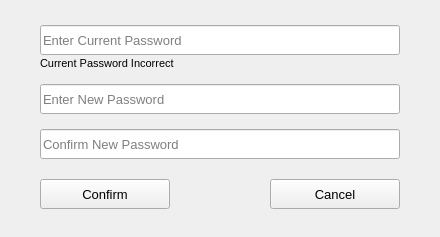
savoirfairelinux/jami-client-windows, file passworddialog.ui: the form before one commit.
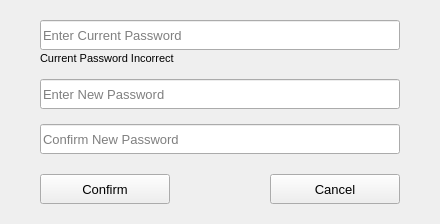
The form after the commit. Custom widgets are drawn as their Qt base class.

Patch:
```diff
--- a/passworddialog.ui
+++ b/passworddialog.ui
@@ -7,7 +7,7 @@
     <x>0</x>
     <y>0</y>
     <width>440</width>
-    <height>237</height>
+    <height>224</height>
    </rect>
   </property>
   <property name="sizePolicy">
@@ -44,22 +44,6 @@
    <property name="rightMargin">
     <number>40</number>
    </property>
-   <item>
-    <spacer name="verticalSpacer_3">
-     <property name="orientation">
-      <enum>Qt::Vertical</enum>
-     </property>
-     <property name="sizeType">
-      <enum>QSizePolicy::Fixed</enum>
-     </property>
-     <property name="sizeHint" stdset="0">
-      <size>
-       <width>20</width>
-       <height>5</height>
-      </size>
-     </property>
-    </spacer>
-   </item>
    <item>
     <layout class="QVBoxLayout" name="verticalLayout_2">
      <property name="spacing">
@@ -296,22 +280,6 @@
      </item>
     </layout>
    </item>
-   <item>
-    <spacer name="verticalSpacer">
-     <property name="orientation">
-      <enum>Qt::Vertical</enum>
-     </property>
-     <property name="sizeType">
-      <enum>QSizePolicy::Fixed</enum>
-     </property>
-     <property name="sizeHint" stdset="0">
-      <size>
-       <width>20</width>
-       <height>5</height>
-      </size>
-     </property>
-    </spacer>
-   </item>
   </layout>
  </widget>
  <customwidgets>
```
Left out of the diff: 15 changed lines with no effect on the pictures.
